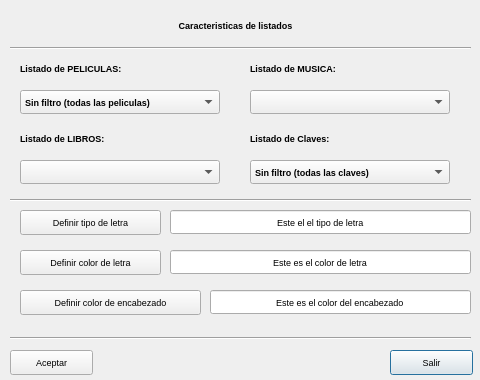
kapyderi/recoverdrake-v3, file .Sincrono/ordenar.ui: the form before one commit.
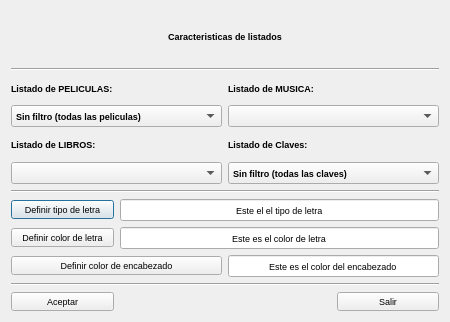
The form after the commit. Icons and pictures are not drawn.

What changed in the file:
```diff
--- a/.Sincrono/ordenar.ui
+++ b/.Sincrono/ordenar.ui
@@ -6,8 +6,8 @@
    <rect>
     <x>0</x>
     <y>0</y>
-    <width>480</width>
-    <height>380</height>
+    <width>450</width>
+    <height>322</height>
    </rect>
   </property>
   <property name="font">
@@ -22,61 +22,9 @@
    <iconset resource="recoverdrake.qrc">
     <normaloff>:/Imagenes/impresora.png</normaloff>:/Imagenes/impresora.png</iconset>
   </property>
-  <widget class="QPushButton" name="pushButton">
-   <property name="geometry">
-    <rect>
-     <x>390</x>
-     <y>350</y>
-     <width>83</width>
-     <height>25</height>
-    </rect>
-   </property>
-   <property name="text">
-    <string>Salir</string>
-   </property>
-   <property name="icon">
-    <iconset resource="recoverdrake.qrc">
-     <normaloff>:/Imagenes/puerta.png</normaloff>:/Imagenes/puerta.png</iconset>
-   </property>
-   <property name="iconSize">
-    <size>
-     <width>25</width>
-     <height>25</height>
-    </size>
-   </property>
-  </widget>
-  <widget class="QPushButton" name="pushButton_2">
-   <property name="geometry">
-    <rect>
-     <x>10</x>
-     <y>350</y>
-     <width>83</width>
-     <height>25</height>
-    </rect>
-   </property>
-   <property name="text">
-    <string>Aceptar</string>
-   </property>
-   <property name="icon">
-    <iconset resource="recoverdrake.qrc">
-     <normaloff>:/Imagenes/good.png</normaloff>:/Imagenes/good.png</iconset>
-   </property>
-   <property name="iconSize">
-    <size>
-     <width>25</width>
-     <height>25</height>
-    </size>
-   </property>
-  </widget>
+  <layout class="QGridLayout" name="gridLayout_7">
+   <item row="0" column="0" colspan="4">
   <widget class="QLabel" name="label">
-   <property name="geometry">
-    <rect>
-     <x>10</x>
-     <y>10</y>
-     <width>451</width>
-     <height>31</height>
-    </rect>
-   </property>
    <property name="styleSheet">
     <string notr="true">font: 16pt &quot;Sans Serif&quot;;
 font: bold;</string>
@@ -88,15 +36,23 @@
     <set>Qt::AlignCenter</set>
    </property>
   </widget>
+   </item>
+   <item row="1" column="0" colspan="4">
+    <widget class="Line" name="line">
+     <property name="orientation">
+      <enum>Qt::Horizontal</enum>
+     </property>
+    </widget>
+   </item>
+   <item row="4" column="0" colspan="4">
+    <widget class="Line" name="line_2">
+     <property name="orientation">
+      <enum>Qt::Horizontal</enum>
+     </property>
+    </widget>
+   </item>
+   <item row="5" column="0">
   <widget class="QPushButton" name="pushButton_3">
-   <property name="geometry">
-    <rect>
-     <x>20</x>
-     <y>210</y>
-     <width>141</width>
-     <height>25</height>
-    </rect>
-   </property>
    <property name="text">
     <string>Definir tipo de letra</string>
    </property>
@@ -111,15 +67,128 @@
     </size>
    </property>
   </widget>
+   </item>
+   <item row="5" column="1" colspan="3">
+    <widget class="QLineEdit" name="lineEdit">
+     <property name="text">
+      <string>Este el el tipo de letra</string>
+     </property>
+     <property name="alignment">
+      <set>Qt::AlignCenter</set>
+     </property>
+    </widget>
+   </item>
+   <item row="6" column="0">
+    <widget class="QPushButton" name="pushButton_4">
+     <property name="text">
+      <string>Definir color de letra</string>
+     </property>
+     <property name="icon">
+      <iconset resource="recoverdrake.qrc">
+       <normaloff>:/Imagenes/pantone.png</normaloff>:/Imagenes/pantone.png</iconset>
+     </property>
+     <property name="iconSize">
+      <size>
+       <width>25</width>
+       <height>25</height>
+      </size>
+     </property>
+    </widget>
+   </item>
+   <item row="6" column="1" colspan="3">
+    <widget class="QLineEdit" name="lineEdit_2">
+     <property name="text">
+      <string>Este es el color de letra</string>
+     </property>
+     <property name="alignment">
+      <set>Qt::AlignCenter</set>
+     </property>
+    </widget>
+   </item>
+   <item row="7" column="0" colspan="2">
+    <widget class="QPushButton" name="pushButton_5">
+     <property name="text">
+      <string>Definir color de encabezado</string>
+     </property>
+     <property name="icon">
+      <iconset resource="recoverdrake.qrc">
+       <normaloff>:/Imagenes/pantone.png</normaloff>:/Imagenes/pantone.png</iconset>
+     </property>
+     <property name="iconSize">
+      <size>
+       <width>25</width>
+       <height>25</height>
+      </size>
+     </property>
+    </widget>
+   </item>
+   <item row="7" column="2" colspan="2">
+    <widget class="QLineEdit" name="lineEdit_3">
+     <property name="text">
+      <string>Este es el color del encabezado</string>
+     </property>
+     <property name="alignment">
+      <set>Qt::AlignCenter</set>
+     </property>
+    </widget>
+   </item>
+   <item row="8" column="0" colspan="4">
+    <widget class="Line" name="line_3">
+     <property name="orientation">
+      <enum>Qt::Horizontal</enum>
+     </property>
+    </widget>
+   </item>
+   <item row="9" column="0">
+    <widget class="QPushButton" name="pushButton_2">
+     <property name="text">
+      <string>Aceptar</string>
+     </property>
+     <property name="icon">
+      <iconset resource="recoverdrake.qrc">
+       <normaloff>:/Imagenes/good.png</normaloff>:/Imagenes/good.png</iconset>
+     </property>
+     <property name="iconSize">
+      <size>
+       <width>25</width>
+       <height>25</height>
+      </size>
+     </property>
+    </widget>
+   </item>
+   <item row="9" column="3">
+    <widget class="QPushButton" name="pushButton">
+     <property name="text">
+      <string>Salir</string>
+     </property>
+     <property name="icon">
+      <iconset resource="recoverdrake.qrc">
+       <normaloff>:/Imagenes/puerta.png</normaloff>:/Imagenes/puerta.png</iconset>
+     </property>
+     <property name="iconSize">
+      <size>
+       <width>25</width>
+       <height>25</height>
+      </size>
+     </property>
+    </widget>
+   </item>
+   <item row="2" column="0" colspan="4">
+    <layout class="QGridLayout" name="gridLayout_5">
+     <item row="0" column="0">
+      <layout class="QGridLayout" name="gridLayout">
+       <item row="0" column="0">
+        <widget class="QLabel" name="label_2">
+         <property name="styleSheet">
+          <string notr="true">font: bold;</string>
+         </property>
+         <property name="text">
+          <string>Listado de PELICULAS:</string>
+         </property>
+        </widget>
+       </item>
+       <item row="1" column="0">
   <widget class="QComboBox" name="comboBox">
-   <property name="geometry">
-    <rect>
-     <x>20</x>
-     <y>90</y>
-     <width>200</width>
-     <height>24</height>
-    </rect>
-   </property>
    <property name="styleSheet">
     <string notr="true">font: 7pt &quot;Sans Serif&quot;;
 font: bold</string>
@@ -435,138 +504,13 @@
     </property>
    </item>
   </widget>
-  <widget class="QLineEdit" name="lineEdit">
-   <property name="geometry">
-    <rect>
-     <x>170</x>
-     <y>210</y>
-     <width>301</width>
-     <height>24</height>
-    </rect>
-   </property>
-   <property name="text">
-    <string>Este el el tipo de letra</string>
-   </property>
-   <property name="alignment">
-    <set>Qt::AlignCenter</set>
-   </property>
-  </widget>
-  <widget class="Line" name="line">
-   <property name="geometry">
-    <rect>
-     <x>10</x>
-     <y>40</y>
-     <width>461</width>
-     <height>16</height>
-    </rect>
-   </property>
-   <property name="orientation">
-    <enum>Qt::Horizontal</enum>
-   </property>
-  </widget>
-  <widget class="QPushButton" name="pushButton_4">
-   <property name="geometry">
-    <rect>
-     <x>20</x>
-     <y>250</y>
-     <width>141</width>
-     <height>25</height>
-    </rect>
-   </property>
-   <property name="text">
-    <string>Definir color de letra</string>
-   </property>
-   <property name="icon">
-    <iconset resource="recoverdrake.qrc">
-     <normaloff>:/Imagenes/pantone.png</normaloff>:/Imagenes/pantone.png</iconset>
-   </property>
-   <property name="iconSize">
-    <size>
-     <width>25</width>
-     <height>25</height>
-    </size>
-   </property>
-  </widget>
-  <widget class="QLineEdit" name="lineEdit_2">
-   <property name="geometry">
-    <rect>
-     <x>170</x>
-     <y>250</y>
-     <width>301</width>
-     <height>24</height>
-    </rect>
-   </property>
-   <property name="text">
-    <string>Este es el color de letra</string>
-   </property>
-   <property name="alignment">
-    <set>Qt::AlignCenter</set>
-   </property>
-  </widget>
-  <widget class="QPushButton" name="pushButton_5">
-   <property name="geometry">
-    <rect>
-     <x>20</x>
-     <y>290</y>
-     <width>181</width>
-     <height>25</height>
-    </rect>
-   </property>
-   <property name="text">
-    <string>Definir color de encabezado</string>
-   </property>
-   <property name="icon">
-    <iconset resource="recoverdrake.qrc">
-     <normaloff>:/Imagenes/pantone.png</normaloff>:/Imagenes/pantone.png</iconset>
-   </property>
-   <property name="iconSize">
-    <size>
-     <width>25</width>
-     <height>25</height>
-    </size>
-   </property>
-  </widget>
-  <widget class="QLineEdit" name="lineEdit_3">
-   <property name="geometry">
-    <rect>
-     <x>210</x>
-     <y>290</y>
-     <width>261</width>
-     <height>24</height>
-    </rect>
-   </property>
-   <property name="text">
-    <string>Este es el color del encabezado</string>
-   </property>
-   <property name="alignment">
-    <set>Qt::AlignCenter</set>
-   </property>
-  </widget>
-  <widget class="QLabel" name="label_2">
-   <property name="geometry">
-    <rect>
-     <x>20</x>
-     <y>60</y>
-     <width>201</width>
-     <height>16</height>
-    </rect>
-   </property>
-   <property name="styleSheet">
-    <string notr="true">font: bold;</string>
-   </property>
-   <property name="text">
-    <string>Listado de PELICULAS:</string>
-   </property>
-  </widget>
+       </item>
+      </layout>
+     </item>
+     <item row="0" column="1">
+      <layout class="QGridLayout" name="gridLayout_2">
+       <item row="0" column="0">
   <widget class="QLabel" name="label_3">
-   <property name="geometry">
-    <rect>
-     <x>250</x>
-     <y>60</y>
-     <width>201</width>
-     <height>16</height>
-    </rect>
-   </property>
    <property name="styleSheet">
     <string notr="true">font: bold;</string>
    </property>
@@ -574,29 +518,25 @@
     <string>Listado de MUSICA:</string>
    </property>
   </widget>
+       </item>
+       <item row="1" column="0">
   <widget class="QComboBox" name="comboBox_2">
-   <property name="geometry">
-    <rect>
-     <x>250</x>
-     <y>90</y>
-     <width>200</width>
-     <height>24</height>
-    </rect>
-   </property>
    <property name="styleSheet">
     <string notr="true">font: 7pt &quot;Sans Serif&quot;;
 font: bold</string>
    </property>
   </widget>
+       </item>
+      </layout>
+     </item>
+    </layout>
+   </item>
+   <item row="3" column="0" colspan="4">
+    <layout class="QGridLayout" name="gridLayout_6">
+     <item row="0" column="0">
+      <layout class="QGridLayout" name="gridLayout_3">
+       <item row="0" column="0">
   <widget class="QLabel" name="label_4">
-   <property name="geometry">
-    <rect>
-     <x>20</x>
-     <y>130</y>
-     <width>201</width>
-     <height>16</height>
-    </rect>
-   </property>
    <property name="styleSheet">
     <string notr="true">font: bold;</string>
    </property>
@@ -604,42 +544,31 @@
     <string>Listado de LIBROS:</string>
    </property>
   </widget>
+       </item>
+       <item row="1" column="0">
   <widget class="QComboBox" name="comboBox_3">
-   <property name="geometry">
-    <rect>
-     <x>20</x>
-     <y>160</y>
-     <width>200</width>
-     <height>24</height>
-    </rect>
-   </property>
    <property name="styleSheet">
     <string notr="true">font: 7pt &quot;Sans Serif&quot;;
 font: bold</string>
    </property>
   </widget>
-  <widget class="Line" name="line_2">
-   <property name="geometry">
-    <rect>
-     <x>10</x>
-     <y>190</y>
-     <width>461</width>
-     <height>21</height>
-    </rect>
-   </property>
-   <property name="orientation">
-    <enum>Qt::Horizontal</enum>
-   </property>
-  </widget>
+       </item>
+      </layout>
+     </item>
+     <item row="0" column="1">
+      <layout class="QGridLayout" name="gridLayout_4">
+       <item row="0" column="0">
+        <widget class="QLabel" name="label_5">
+         <property name="styleSheet">
+          <string notr="true">font: bold;</string>
+         </property>
+         <property name="text">
+          <string>Listado de Claves:</string>
+         </property>
+        </widget>
+       </item>
+       <item row="1" column="0">
   <widget class="QComboBox" name="comboBox_4">
-   <property name="geometry">
-    <rect>
-     <x>250</x>
-     <y>160</y>
-     <width>200</width>
-     <height>24</height>
-    </rect>
-   </property>
    <property name="styleSheet">
     <string notr="true">font: 7pt &quot;Sans Serif&quot;;
 font: bold</string>
@@ -715,35 +644,12 @@
     </property>
    </item>
   </widget>
-  <widget class="QLabel" name="label_5">
-   <property name="geometry">
-    <rect>
-     <x>250</x>
-     <y>130</y>
-     <width>201</width>
-     <height>16</height>
-    </rect>
-   </property>
-   <property name="styleSheet">
-    <string notr="true">font: bold;</string>
-   </property>
-   <property name="text">
-    <string>Listado de Claves:</string>
-   </property>
-  </widget>
-  <widget class="Line" name="line_3">
-   <property name="geometry">
-    <rect>
-     <x>10</x>
-     <y>330</y>
-     <width>461</width>
-     <height>16</height>
-    </rect>
-   </property>
-   <property name="orientation">
-    <enum>Qt::Horizontal</enum>
-   </property>
-  </widget>
+       </item>
+      </layout>
+     </item>
+    </layout>
+   </item>
+  </layout>
  </widget>
  <resources>
   <include location="recoverdrake.qrc"/>
```
Lines whose indentation alone changed are shown as unchanged.
